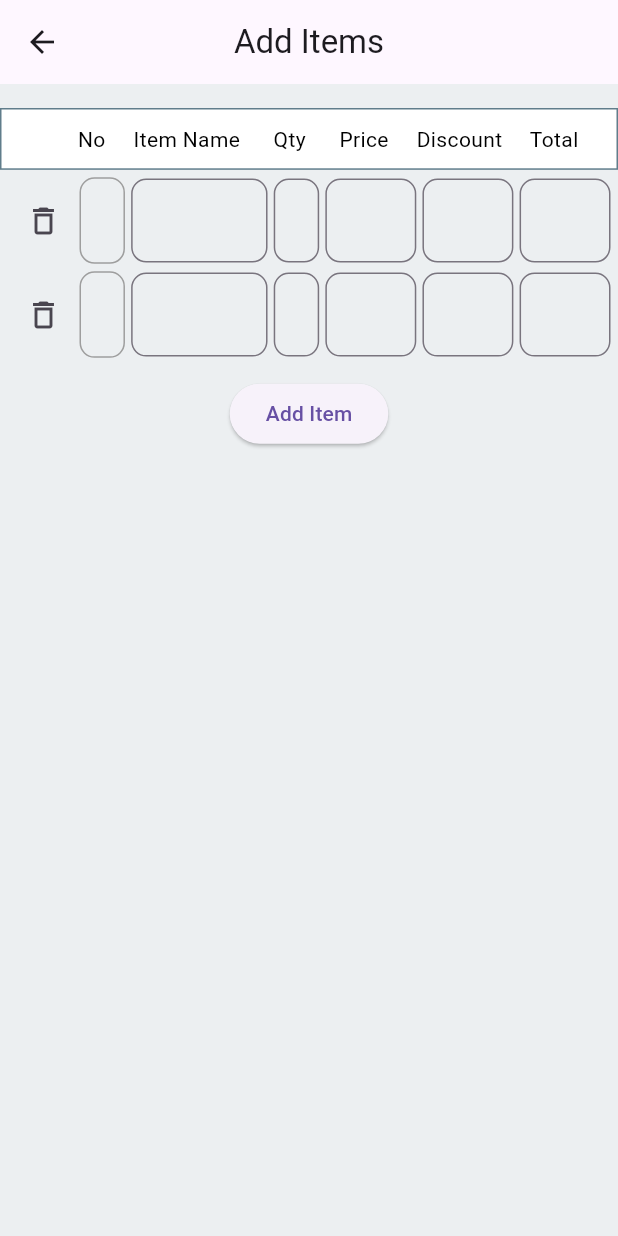
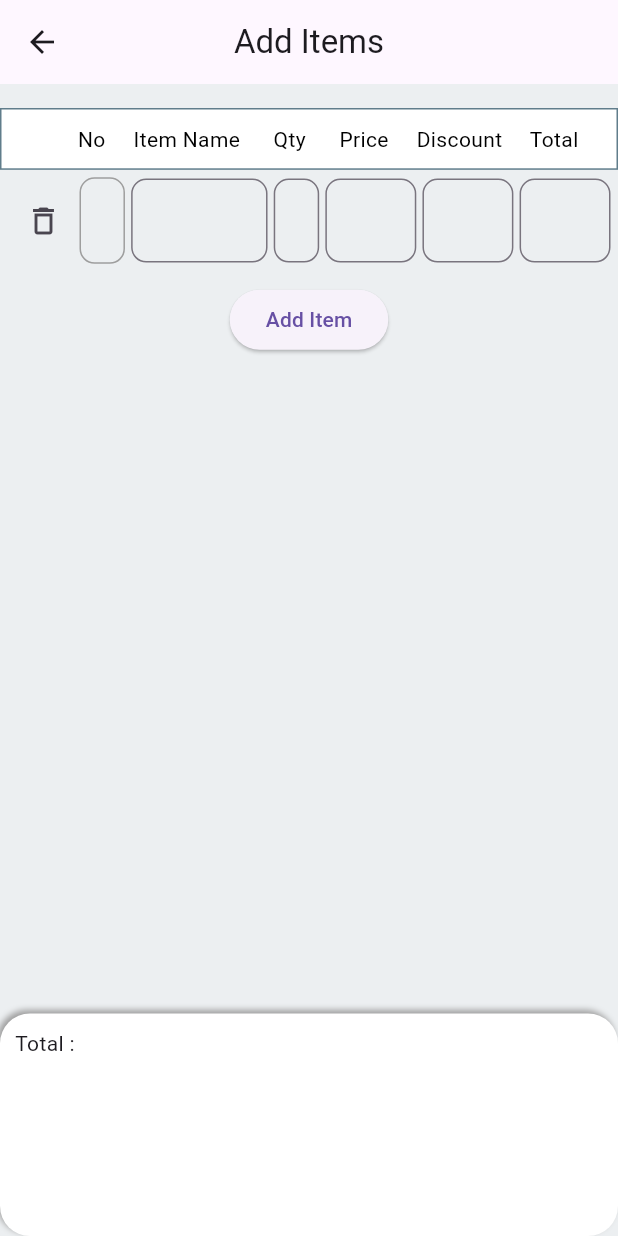
Before and after one commit to Aayushi0x9/invoice_generater, a Flutter app: the screen it shows after launch, after a tap on "Save", after a tap on "Next", on a phone screen of 412 x 824 dp. Run offline on Flutter 3.47's test engine with Material 3 defaults, Android fonts, the phone set to English and light mode, and no system bars; network calls fail; statements that could not run were skipped.

Commit message:
Add Items...

```diff
--- a/lib/Global/global.dart
+++ b/lib/Global/global.dart
@@ -1,20 +1,24 @@
 import 'package:flutter/cupertino.dart';
 
 class Globals {
-  String? o_name, o_address, o_cmyname, logo;
-  String? c_name, c_address, c_cmyname, subject;
-  String? o_phone, c_phone, issued_date, due_date;
-  int? invoce_no = 2024001, bill_no = 1, n = 1;
+  String? o_name, o_address, o_cmyname, logo, o_email;
+  String? c_name, c_address, c_cmyname, subject, c_email;
+  String? o_phone, c_phone, issued_date, due_date, o_Gstin, c_Gstin;
+  int? invoce_no = 2024001, bill_no = 1, n = 1, Total = 0;
 
   String? item_name;
-  List<dynamic> items = ["", ""];
+  List<Map<String, dynamic>> items = [
+    {
+      'item name': '',
+      'qty': 1,
+      'price': 0,
+      'discount': 0,
+      'total': 0,
+    }
+  ];
   List<TextEditingController> itemController = [
     TextEditingController(),
-    TextEditingController(),
   ];
-  List<int> Quantity = [];
-  List<int> discount = [];
-  List<int> total = [];
 
   static Globals globals = Globals();
 }
--- a/lib/Pages/HomePage/home_page.dart
+++ b/lib/Pages/HomePage/home_page.dart
@@ -44,7 +44,7 @@ class _HomePageState extends State<HomePage> {
                     children: [
                       Container(
                         padding: const EdgeInsets.all(15),
-                        height: h * 0.67,
+                        height: h * 0.81,
                         width: w * 0.46,
                         color: Colors.white30,
                         child: Column(
@@ -127,6 +127,31 @@ class _HomePageState extends State<HomePage> {
                               ),
                             ),
                             SizedBox(height: h * 0.01),
+                            TextFormField(
+                              onSaved: (val) {
+                                Globals.globals.o_email = val;
+                              },
+                              validator: (val) => val!.isEmpty
+                                  ? 'Must Enter Your Email'
+                                  : RegExp(r'''[a-z0-9!#$%&'*+/=?^_`{|}~-]+(?:\.[a-z0-9!#$%&'*+/=?^_`{|}~-]+)*@(?:[a-z0-9](?:[a-z0-9-]*[a-z0-9])?\.)+[a-z0-9](?:[a-z0-9-]*[a-z0-9])?''')
+                                          .hasMatch(val)
+                                      ? null
+                                      : 'Invalid Email',
+                              initialValue: Globals.globals.o_email,
+                              keyboardType: TextInputType.emailAddress,
+                              decoration: InputDecoration(
+                                border: OutlineInputBorder(
+                                  borderRadius: BorderRadius.circular(10),
+                                ),
+                                hintText: 'owner@gmail.com',
+                                hintStyle: TextStyle(
+                                  fontSize: 12,
+                                ),
+                                label: Text('email'),
+                                prefixIcon: Icon(Icons.email_rounded),
+                              ),
+                            ),
+                            SizedBox(height: h * 0.01),
                             //Address
                             TextFormField(
                               onSaved: (val) {
@@ -173,11 +198,26 @@ class _HomePageState extends State<HomePage> {
                                     const Icon(Icons.phone_android_rounded),
                               ),
                             ),
+                            TextFormField(
+                              onSaved: (val) {
+                                Globals.globals.o_Gstin = val;
+                              },
+                              initialValue: Globals.globals.o_cmyname,
+                              decoration: InputDecoration(
+                                prefixIcon: const Icon(
+                                    Icons.confirmation_number_outlined),
+                                label: const Text('GSTIn'),
+                                border: OutlineInputBorder(
+                                  borderRadius: BorderRadius.circular(10),
+                                ),
+                              ),
+                            ),
+                            SizedBox(height: h * 0.01),
                           ],
                         ),
                       ),
                       Container(
-                        height: h * 0.67,
+                        height: h * 0.81,
                         width: w * 0.455,
                         color: Colors.white30,
                         padding: const EdgeInsets.all(10),
@@ -283,6 +323,31 @@ class _HomePageState extends State<HomePage> {
                               ),
                             ),
                             SizedBox(height: h * 0.01),
+                            TextFormField(
+                              onSaved: (val) {
+                                Globals.globals.c_email = val;
+                              },
+                              validator: (val) => val!.isEmpty
+                                  ? 'Must Enter Your Email'
+                                  : RegExp(r'''[a-z0-9!#$%&'*+/=?^_`{|}~-]+(?:\.[a-z0-9!#$%&'*+/=?^_`{|}~-]+)*@(?:[a-z0-9](?:[a-z0-9-]*[a-z0-9])?\.)+[a-z0-9](?:[a-z0-9-]*[a-z0-9])?''')
+                                          .hasMatch(val)
+                                      ? null
+                                      : 'Invalid Email',
+                              initialValue: Globals.globals.o_email,
+                              keyboardType: TextInputType.emailAddress,
+                              decoration: InputDecoration(
+                                border: OutlineInputBorder(
+                                  borderRadius: BorderRadius.circular(10),
+                                ),
+                                hintText: 'company@gmail.com',
+                                hintStyle: TextStyle(
+                                  fontSize: 12,
+                                ),
+                                label: Text('email'),
+                                prefixIcon: Icon(Icons.email_rounded),
+                              ),
+                            ),
+                            SizedBox(height: h * 0.01),
                             //Customer Address
                             TextFormField(
                               onSaved: (val) {
@@ -329,6 +394,20 @@ class _HomePageState extends State<HomePage> {
                                     const Icon(Icons.phone_android_rounded),
                               ),
                             ),
+                            TextFormField(
+                              onSaved: (val) {
+                                Globals.globals.c_Gstin = val;
+                              },
+                              initialValue: Globals.globals.o_cmyname,
+                              decoration: InputDecoration(
+                                prefixIcon: const Icon(
+                                    Icons.confirmation_number_outlined),
+                                label: const Text('GSTIn'),
+                                border: OutlineInputBorder(
+                                  borderRadius: BorderRadius.circular(10),
+                                ),
+                              ),
+                            ),
                           ],
                         ),
                       ),
--- a/lib/Pages/ItemPage/item_page.dart
+++ b/lib/Pages/ItemPage/item_page.dart
@@ -10,6 +10,16 @@ class ItemPage extends StatefulWidget {
 }
 
 class _ItemPageState extends State<ItemPage> {
+  int Total = 0;
+
+  @override
+  void initState() {
+    Globals.globals.items
+        .map((e) => {Globals.globals.Total += Globals.globals.items})
+        .toList();
+    super.initState();
+  }
+
   @override
   Widget build(BuildContext context) {
     Size size = MediaQuery.of(context).size;
@@ -55,8 +65,7 @@ class _ItemPageState extends State<ItemPage> {
               ),
               ...List.generate(
                 Globals.globals.items.length,
-                (index) => SingleChildScrollView(
-                  child: Container(
+                (index) => Container(
                   padding: const EdgeInsets.only(left: 5, right: 5),
                   height: h * 0.07,
                   width: w,
@@ -65,9 +74,8 @@ class _ItemPageState extends State<ItemPage> {
                     children: [
                       IconButton(
                         onPressed: () {
-                            Globals.globals.itemController
-                                .remove(TextEditingController());
-                            Globals.globals.items.remove('');
+                          Globals.globals.items.removeAt(index);
+                          Globals.globals.itemController.removeAt(index);
                           setState(() {});
                         },
                         icon: const Icon(Icons.delete_outline),
@@ -92,10 +100,10 @@ class _ItemPageState extends State<ItemPage> {
                         flex: 3,
                         child: TextFormField(
                           controller: Globals.globals.itemController[index],
-                            onSaved: (val) {
-                              Globals.globals.item_name = val;
+                          onChanged: (val) {
+                            Globals.globals.items[index]['item name'] = val;
                           },
-                            initialValue: Globals.globals.o_name,
+                          // initialValue: Globals.globals.item_name,
                           keyboardType: TextInputType.name,
                           decoration: InputDecoration(
                             border: OutlineInputBorder(
@@ -111,12 +119,12 @@ class _ItemPageState extends State<ItemPage> {
                       Expanded(
                         flex: 1,
                         child: TextFormField(
-                            controller: Globals.globals.itemController[index],
-                            onSaved: (val) {
-                              // Globals.globals.= val;
+                          // controller: Globals.globals.itemController[index],
+                          onChanged: (val) {
+                            Globals.globals.items[index]['qty'] = val;
                           },
-                            initialValue: Globals.globals.o_name,
-                            keyboardType: TextInputType.name,
+                          // initialValue: Globals.globals.,
+                          keyboardType: TextInputType.number,
                           decoration: InputDecoration(
                             border: OutlineInputBorder(
                               borderRadius: BorderRadius.circular(10),
@@ -131,12 +139,12 @@ class _ItemPageState extends State<ItemPage> {
                       Expanded(
                         flex: 2,
                         child: TextFormField(
-                            controller: Globals.globals.itemController[index],
-                            onSaved: (val) {
-                              Globals.globals.o_name = val;
+                          // controller: Globals.globals.itemController[index]
+                          onChanged: (val) {
+                            Globals.globals.items[index]['price'] = val;
                           },
-                            initialValue: Globals.globals.o_name,
-                            keyboardType: TextInputType.name,
+                          // initialValue: Globals.globals.o_name,
+                          keyboardType: TextInputType.number,
                           decoration: InputDecoration(
                             border: OutlineInputBorder(
                               borderRadius: BorderRadius.circular(10),
@@ -151,12 +159,12 @@ class _ItemPageState extends State<ItemPage> {
                       Expanded(
                         flex: 2,
                         child: TextFormField(
-                            controller: Globals.globals.itemController[index],
-                            onSaved: (val) {
-                              Globals.globals.o_name = val;
+                          // controller: Globals.globals.itemController[index],
+                          onChanged: (val) {
+                            Globals.globals.items[index]['discount'] = val;
                           },
-                            initialValue: Globals.globals.o_name,
-                            keyboardType: TextInputType.name,
+                          // initialValue: Globals.globals.o_name,
+                          keyboardType: TextInputType.number,
                           decoration: InputDecoration(
                             border: OutlineInputBorder(
                               borderRadius: BorderRadius.circular(10),
@@ -171,12 +179,12 @@ class _ItemPageState extends State<ItemPage> {
                       Expanded(
                         flex: 2,
                         child: TextFormField(
-                            controller: Globals.globals.itemController[index],
-                            onSaved: (val) {
-                              Globals.globals.o_name = val;
+                          // controller: Globals.globals.itemController[index],
+                          onChanged: (val) {
+                            Globals.globals.items[index]['total'] = val;
                           },
-                            initialValue: Globals.globals.o_name,
-                            keyboardType: TextInputType.name,
+                          // initialValue: Globals.globals.o_name,
+                          keyboardType: TextInputType.number,
                           decoration: InputDecoration(
                             border: OutlineInputBorder(
                               borderRadius: BorderRadius.circular(10),
@@ -191,7 +199,6 @@ class _ItemPageState extends State<ItemPage> {
                   ),
                 ),
               ),
-              ),
               SizedBox(
                 height: h * 0.01,
               ),
@@ -202,12 +209,39 @@ class _ItemPageState extends State<ItemPage> {
                     onPressed: () {
                       Globals.globals.itemController
                           .add(TextEditingController());
-                      Globals.globals.items.add('');
+                      Globals.globals.items.add({
+                        'item name': '',
+                        'qty': '',
+                        'price': '',
+                        'discount': '',
+                        'total': '',
+                      });
                       setState(() {});
                     },
                     child: const Text('Add Item'),
                   ),
                 ],
+              ),
+              Spacer(),
+              Container(
+                height: h * 0.18,
+                width: double.infinity,
+                decoration: BoxDecoration(
+                  borderRadius: BorderRadius.circular(20),
+                  color: Colors.white,
+                  boxShadow: [
+                    BoxShadow(
+                      color: Colors.grey,
+                      blurRadius: 3,
+                      offset: Offset(-2, -2),
+                    ),
+                  ],
+                ),
+                padding: EdgeInsets.all(10),
+                alignment: Alignment.centerLeft,
+                child: Column(
+                  children: [Text('Total : ')],
+                ),
               ),
             ],
           ),
```
Lines whose indentation alone changed are shown as unchanged.
